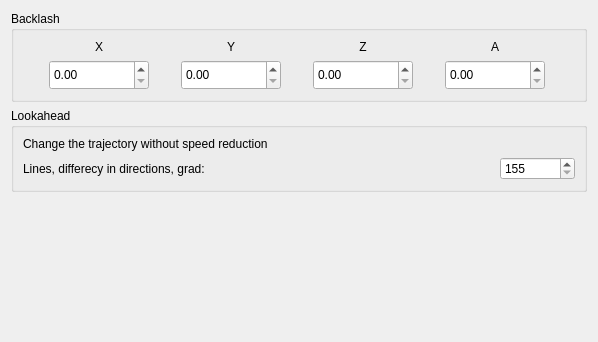
Above: sources/forms/sSystem.ui from eduard-x/cnc-qt before the change. Below: the same form after it.
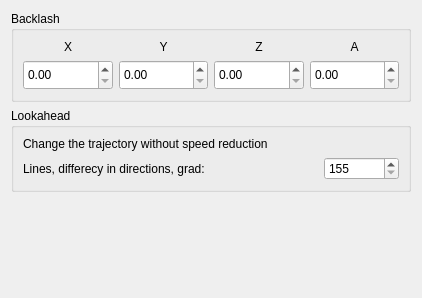
That is the form after the change.

```diff
--- a/sources/forms/sSystem.ui
+++ b/sources/forms/sSystem.ui
@@ -6,8 +6,8 @@
    <rect>
     <x>0</x>
     <y>0</y>
-    <width>598</width>
-    <height>342</height>
+    <width>422</width>
+    <height>298</height>
    </rect>
   </property>
   <property name="windowTitle">
```
